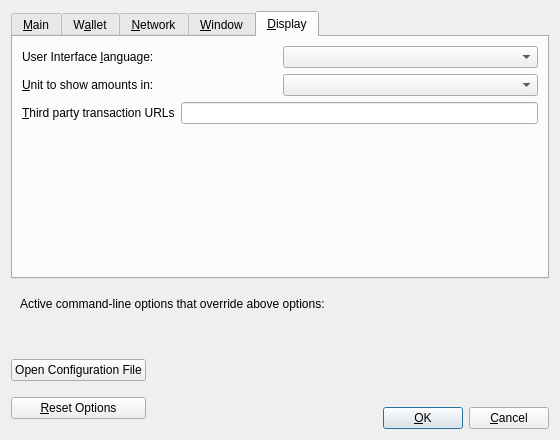
Above: src/qt/forms/optionsdialog.ui from mooncoincore/wallet before the change. Below: the same form after it.
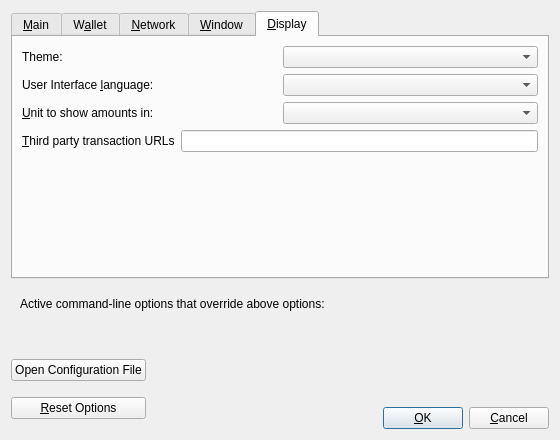
That is the form after the change. The open tabs and pages were chosen to show the change. Custom widgets are drawn as their Qt base class.

The edit to the form file:
```diff
--- a/src/qt/forms/optionsdialog.ui
+++ b/src/qt/forms/optionsdialog.ui
@@ -617,6 +617,23 @@
        <string>&amp;Display</string>
       </attribute>
       <layout class="QVBoxLayout" name="verticalLayout_Display">
+	   <item>
+        <layout class="QHBoxLayout" name="horizontalLayout">
+         <property name="bottomMargin">
+          <number>0</number>
+         </property>
+         <item>
+          <widget class="QLabel" name="label">
+           <property name="text">
+            <string>Theme:</string>
+           </property>
+          </widget>
+         </item>
+         <item>
+          <widget class="QComboBox" name="theme"/>
+         </item>
+        </layout>
+       </item>
        <item>
         <layout class="QHBoxLayout" name="horizontalLayout_1_Display">
          <item>
```
